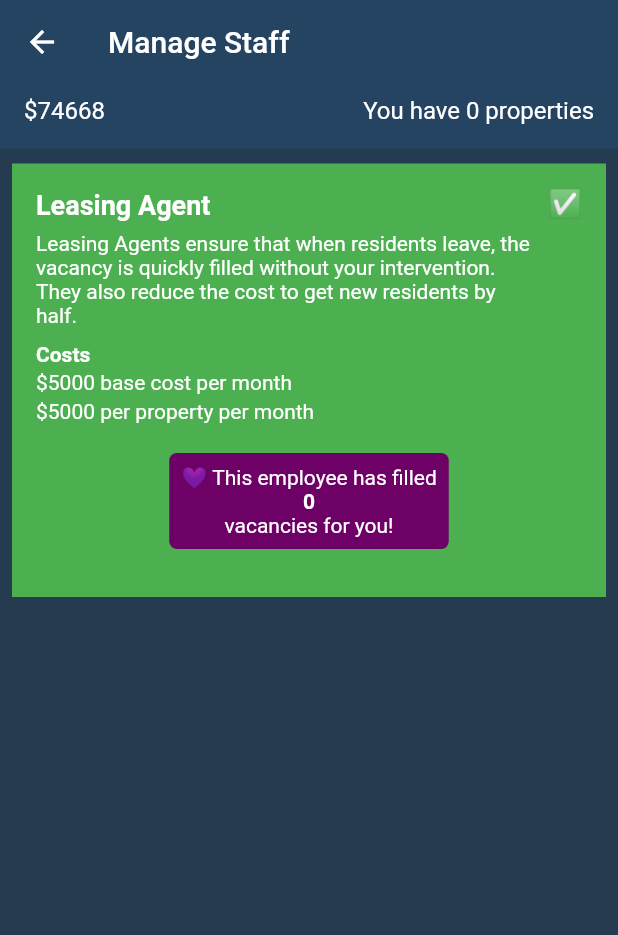
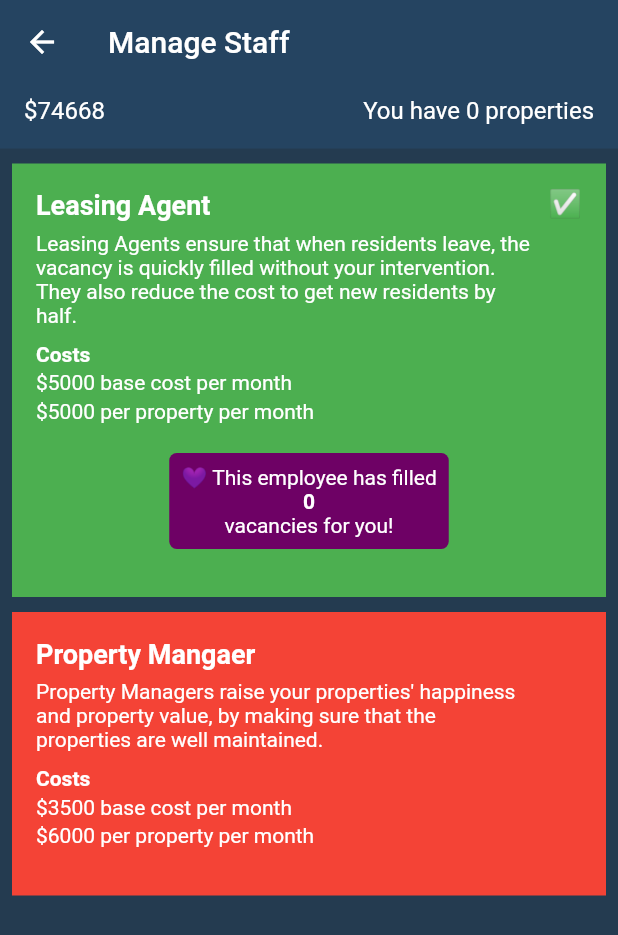
Before and after one commit to josephrcox/flutter-landlord-simulator, a Flutter app: the StaffMenu screen opened directly, after a tap on "Leasing Agent", on a phone screen of 412 x 824 dp. Shown: the top 935 px of the screen. Run offline on Flutter 3.47's test engine with Material 2 defaults, Android fonts, the phone set to English and light mode, and no system bars; our stand-ins replace fl_chart, flutter_riverpod, flutter_slidable, isar; accounts and stored records are empty; generated files the repository leaves out were written again.

Commit message:
property mgr implementation

```diff
--- a/lib/configSettings.dart
+++ b/lib/configSettings.dart
@@ -9,6 +9,7 @@ const Map<String, dynamic> gameSettings = {
   "level2maxResidents": 30,
   "level3maxResidents": 50,
   "level4maxResidents": 75,
+  "propertyManagerHappinessImpact": 20,
 };
 
 const upgradeInfo = {
@@ -93,7 +94,7 @@ const upgradeInfo = {
     "levelRequired": 3,
     "icon": "🛝",
   },
-    "basketball": {
+  "basketball": {
     "name": "😊 Basketball Court",
     "desc": "Residents can play some b-ball. Cheap and encourages community",
     "cost": 10000,
@@ -114,6 +115,14 @@ const staffInfo = {
     "baseMonthlyCost": 5000,
     "monthlyCostPerProperty": 5000
   },
+  "propertyManager": {
+    "name": "Property Mangaer",
+    "desc":
+        "Property Managers raise your properties' happiness and property value, by making sure that the properties are well maintained.",
+    "cost": 0,
+    "baseMonthlyCost": 3500,
+    "monthlyCostPerProperty": 6000
+  },
 };
 
 const situationsList = [
--- a/lib/models/gameSave.dart
+++ b/lib/models/gameSave.dart
@@ -115,7 +115,39 @@ class Upgrades {
 class Staff {
   int residentVacanciesFilledByLeasingAgent = 0;
 
-  List<String> staffOptions = ['leasingAgent'];
+  List<String> staffOptions = [
+    'leasingAgent',
+    'propertyManager',
+  ];
 
-  List<bool> staffValues = [false];
+  List<bool> staffValues = [
+    false,
+    false,
+    false,
+    false,
+    false,
+    false,
+    false,
+    false,
+    false,
+    false,
+    false,
+    false,
+    false,
+    false,
+    false,
+    false,
+    false,
+    false,
+    false,
+    false,
+    false,
+    false,
+    false,
+    false,
+    false,
+    false,
+    false,
+    false,
+  ];
 }
--- a/lib/provider/provider.dart
+++ b/lib/provider/provider.dart
@@ -175,8 +175,7 @@ class SaveProvider with ChangeNotifier {
     }
 
     // update the upgradeValue based on the upgradeIndex
-    newPlots?[propertyIndex].plotUpgrades!.amenValues[upgradeIndex] =
-        toggleTo;
+    newPlots?[propertyIndex].plotUpgrades!.amenValues[upgradeIndex] = toggleTo;
 
     if (toggleTo == true) {
       _save?.money -= (upgradeConfig['cost'] as num).toInt();
@@ -240,6 +239,11 @@ class SaveProvider with ChangeNotifier {
 
     if (staffName == "leasingAgent" && toggleTo == false) {
       newStaff?.residentVacanciesFilledByLeasingAgent = 0;
+    } else if (staffName == "propertyManager" && toggleTo == true) {
+      for (var i = 0; i < _save!.plotList!.plots!.length; i++) {
+        _save!.plotList!.plots![i].happiness +=
+            gameSettings['propertyManagerHappinessImpact'] as int;
+      }
     }
 
     if (toggleTo == true) {
@@ -706,14 +710,19 @@ List<Plot> calculatePlotValues(GameSave save) {
   }
   for (var plot in plots) {
     int addedValue = 0;
+    if (save.staff?.staffValues[
+            save.staff?.staffOptions.indexOf("propertyManager") ?? -1] ==
+        true) {
+      addedValue = (plot.propertyValue ~/ 75000);
+    }
     if (save.economyHealth < 50) {
-      addedValue = plot.propertyValue ~/ 1000;
+      addedValue += plot.propertyValue ~/ 1000;
     } else if (save.economyHealth < 150) {
-      addedValue = 0;
+      addedValue += 0;
     } else if (save.economyHealth < 250) {
-      addedValue = (plot.propertyValue ~/ 50000);
+      addedValue += (plot.propertyValue ~/ 50000);
     } else if (save.economyHealth < 300) {
-      addedValue = (plot.propertyValue ~/ 25000);
+      addedValue += (plot.propertyValue ~/ 25000);
     }
     plot.propertyValue += addedValue;
   }
```
